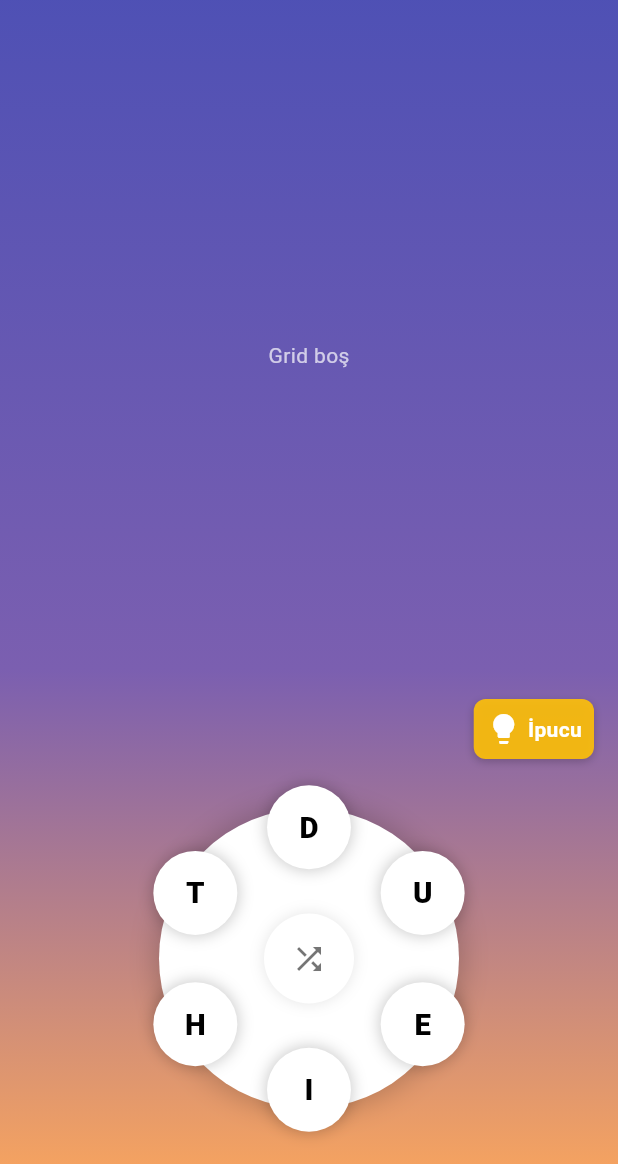
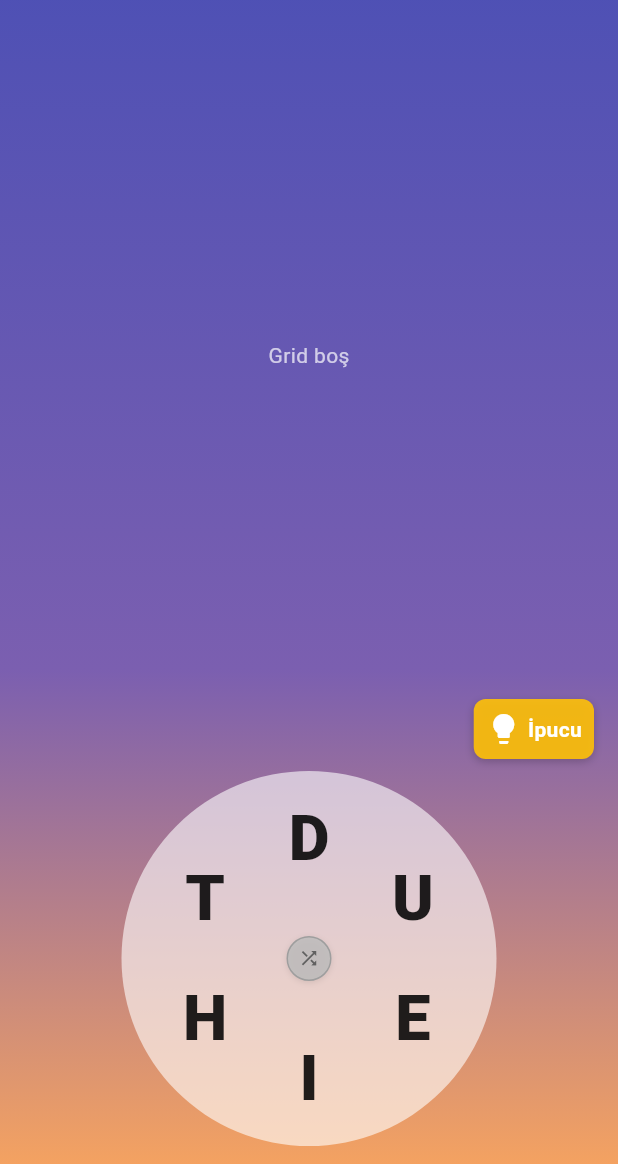
Before and after one commit to mustafaydogdu3/Word-Game, a Flutter app: the GameScreen screen opened by its route, on a phone screen of 412 x 824 dp, the part 72-1236 px from its top. Run offline on Flutter 3.47's test engine with Material 3 defaults, Android fonts, the phone set to English and light mode, and no system bars; our stand-ins replace audioplayers, google_fonts, shared_preferences; accounts and stored records are empty.

Commit message:
Enhanced game screen design with improved circle background transparency, updated shuffle button size and style, and refined letter display for better readability and selection feedback.

```diff
--- a/lib/views/game_screen.dart
+++ b/lib/views/game_screen.dart
@@ -1117,44 +1117,20 @@ class _GameScreenState extends State<GameScreen> {
                 child: Stack(
                   alignment: Alignment.center,
                   children: [
-                    // Main circle background
+                    // Main circle background with transparency
                     Container(
-                      width:
-                          ResponsiveHelper.getResponsiveLetterCircleSize(
-                            context,
-                          ) *
-                          0.8,
-                      height:
-                          ResponsiveHelper.getResponsiveLetterCircleSize(
-                            context,
-                          ) *
-                          0.8,
+                      width: ResponsiveHelper.getResponsiveLetterCircleSize(
+                        context,
+                      ),
+                      height: ResponsiveHelper.getResponsiveLetterCircleSize(
+                        context,
+                      ),
                       decoration: BoxDecoration(
                         shape: BoxShape.circle,
-                        color: Colors.white,
-                        boxShadow: [
-                          BoxShadow(
-                            color: Colors.black.withOpacity(0.2),
-                            blurRadius: 15,
-                            spreadRadius: 2,
-                          ),
-                        ],
-                      ),
-                    ),
-                    // Custom painter for drawing lines
-                    if (isPanning && linePoints.isNotEmpty)
-                      CustomPaint(
-                        size: Size(
-                          ResponsiveHelper.getResponsiveLetterCircleSize(
-                            context,
-                          ),
-                          ResponsiveHelper.getResponsiveLetterCircleSize(
-                            context,
-                          ),
-                        ),
-                        painter: LinePainter(linePoints),
-                      ),
-                    // Letters around the circle
+                        color: Colors.white.withOpacity(0.6), // Daha beyaz
+                      ),
+                      child: Stack(
+                        children: [
                           ..._buildCircleLetters(letters, selectedIndexes),
                           // Shuffle button in center
                           Positioned.fill(
@@ -1169,31 +1145,58 @@ class _GameScreenState extends State<GameScreen> {
                                   width:
                                       ResponsiveHelper.getResponsiveShuffleButtonSize(
                                         context,
-                                ),
+                                      ) *
+                                      0.5, // Much smaller shuffle button like in image
                                   height:
                                       ResponsiveHelper.getResponsiveShuffleButtonSize(
                                         context,
-                                ),
+                                      ) *
+                                      0.5, // Much smaller shuffle button like in image
                                   decoration: BoxDecoration(
                                     shape: BoxShape.circle,
-                              color: Colors.white,
+                                    color: Colors.grey.shade400.withOpacity(
+                                      0.8,
+                                    ),
+                                    border: Border.all(
+                                      color: Colors.grey.shade500,
+                                      width: 1,
+                                    ),
                                     boxShadow: [
                                       BoxShadow(
                                         color: Colors.black.withOpacity(0.1),
-                                  blurRadius: 8,
+                                        blurRadius: 3,
+                                        offset: Offset(0, 1),
                                       ),
                                     ],
                                   ),
                                   child: Icon(
                                     Icons.shuffle,
-                              color: Colors.black54,
-                              size: ResponsiveHelper.getResponsiveIconSize(
-                                context,
-                              ),
-                            ),
-                          ),
-                        ),
-                      ),
+                                    color: Colors.grey.shade700,
+                                    size:
+                                        ResponsiveHelper.getResponsiveIconSize(
+                                          context,
+                                        ) *
+                                        0.6, // Smaller icon
+                                  ),
+                                ),
+                              ),
+                            ),
+                          ),
+                        ],
+                      ),
+                    ),
+                    // Custom painter for drawing lines
+                    if (isPanning && linePoints.isNotEmpty)
+                      CustomPaint(
+                        size: Size(
+                          ResponsiveHelper.getResponsiveLetterCircleSize(
+                            context,
+                          ),
+                          ResponsiveHelper.getResponsiveLetterCircleSize(
+                            context,
+                          ),
+                        ),
+                        painter: LinePainter(linePoints),
                       ),
                   ],
                 ),
@@ -1259,10 +1262,9 @@ class _GameScreenState extends State<GameScreen> {
       context,
     );
     final double center = circleSize / 2;
-    final double radius = circleSize * 0.35;
-    final double letterRadius = ResponsiveHelper.getResponsiveLetterSize(
-      context,
-    );
+    final double radius = circleSize * 0.32;
+    final double letterRadius =
+        ResponsiveHelper.getResponsiveLetterSize(context) * 1.5;
     final int total = letters.length;
     List<Widget> widgets = [];
 
@@ -1270,6 +1272,8 @@ class _GameScreenState extends State<GameScreen> {
       final double angle = (2 * pi * i) / letters.length - pi / 2;
       final double x = center + radius * cos(angle) - letterRadius;
       final double y = center + radius * sin(angle) - letterRadius;
+
+      final bool isSelected = selectedIndexes.contains(i);
 
       widgets.add(
         Positioned(
@@ -1278,27 +1282,35 @@ class _GameScreenState extends State<GameScreen> {
           child: Container(
             width: letterRadius * 2,
             height: letterRadius * 2,
-            decoration: BoxDecoration(
+            decoration: isSelected
+                ? BoxDecoration(
                     shape: BoxShape.circle,
-              color: selectedIndexes.contains(i) ? Colors.orange : Colors.white,
+                    color: Colors.orange.shade600.withOpacity(0.85),
                     boxShadow: [
                       BoxShadow(
-                  color: Colors.black.withOpacity(0.2),
-                  blurRadius: 8,
-                  spreadRadius: 1,
-                ),
-              ],
-            ),
+                        color: Colors.black.withOpacity(0.15),
+                        blurRadius: 3,
+                        offset: Offset(0, 1),
+                      ),
+                    ],
+                  )
+                : null, // Seçilmediyse arka plan ve border yok
             child: Center(
               child: Text(
                 letters[i],
                 style: TextStyle(
-                  fontSize:
-                      letterRadius * 0.7, // Adjusted for better readability
+                  fontSize: letterRadius * 1.0,
                   fontWeight: FontWeight.w900,
-                  color: selectedIndexes.contains(i)
-                      ? Colors.white
-                      : Colors.black,
+                  color: isSelected ? Colors.white : Colors.black87,
+                  shadows: isSelected
+                      ? [
+                          Shadow(
+                            color: Colors.black.withOpacity(0.3),
+                            offset: Offset(1, 1),
+                            blurRadius: 2,
+                          ),
+                        ]
+                      : null,
                 ),
               ),
             ),
@@ -1371,9 +1383,16 @@ class _GameScreenState extends State<GameScreen> {
                       color: Colors.white.withOpacity(0.2),
                       borderRadius: BorderRadius.circular(16),
                       border: Border.all(
-                        color: Colors.white.withOpacity(0.3),
+                        color: Colors.white.withOpacity(0.7),
                         width: 2,
                       ),
+                      boxShadow: [
+                        BoxShadow(
+                          color: Colors.black.withOpacity(0.05),
+                          blurRadius: 4,
+                          offset: Offset(0, 2),
+                        ),
+                      ],
                     ),
                     child: Icon(
                       icon,
```
Lines whose indentation alone changed are shown as unchanged.
